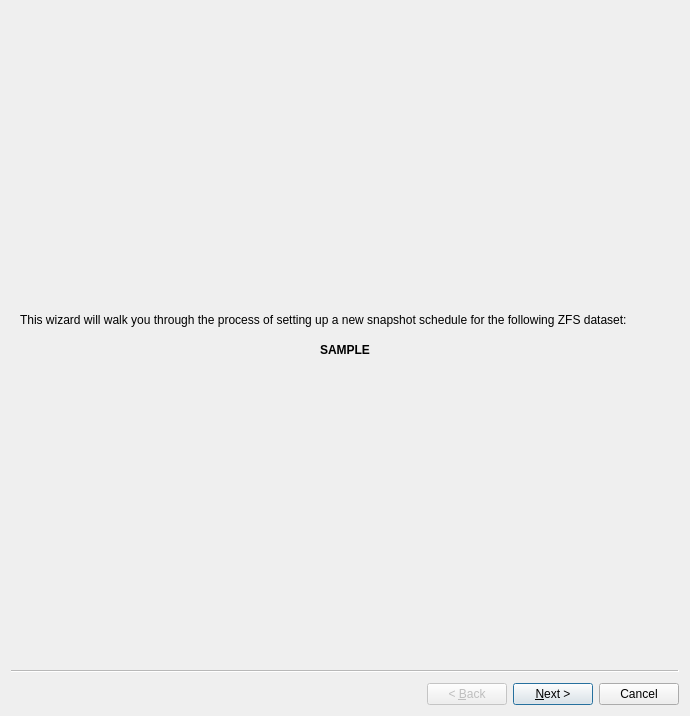
Before: the Qt Designer form src-qt5/life-preserver/lp-gui/LPWizard.ui in trueos/pcbsd, drawn with Qt 5.
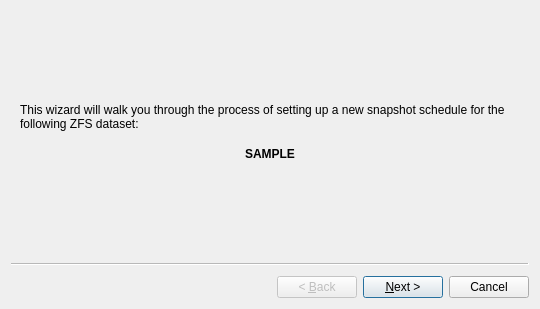
After: the same form once the commit is applied. Icons and pictures are not drawn.

Commit message: Finish cleaning up the first-time zpool setup wizard. Now all the replication stuff has been removed, and instead there is a checkbox on the final page to go directly to the main config tool for advanced setup options (such as replication).

Diff of the .ui file:
```diff
--- a/src-qt5/life-preserver/lp-gui/LPWizard.ui
+++ b/src-qt5/life-preserver/lp-gui/LPWizard.ui
@@ -9,8 +9,8 @@
    <rect>
     <x>0</x>
     <y>0</y>
-    <width>690</width>
-    <height>716</height>
+    <width>540</width>
+    <height>309</height>
    </rect>
   </property>
   <property name="windowTitle">
```
Left out of the diff: 588 changed lines with no effect on the pictures. The commit also changes 3 other files.
